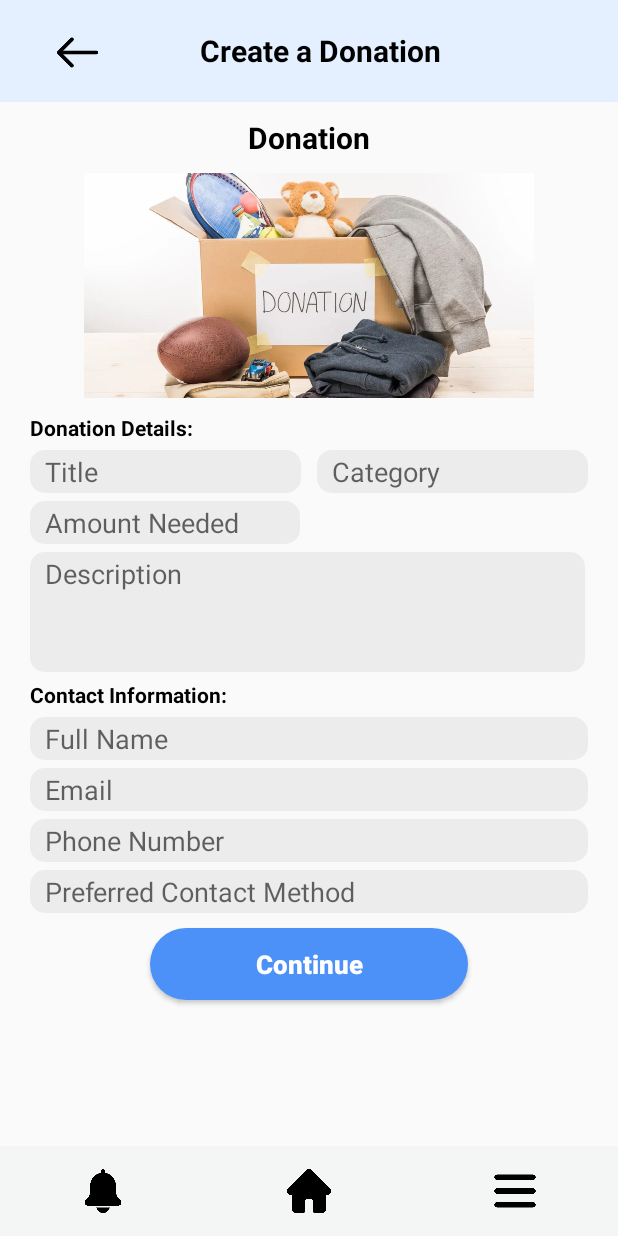
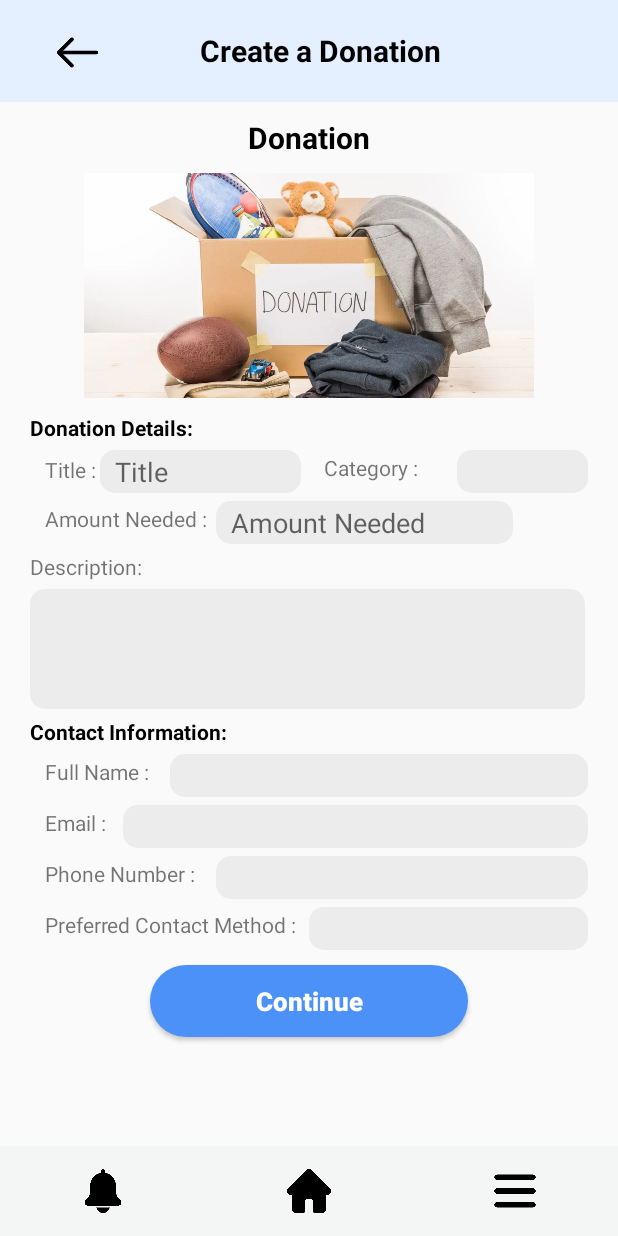
Before and after one commit to nkaesp/HelpingHands, an Android app: the screen it shows after launch (DonationCampaignPostingPageActivity), on a phone screen of 412 x 824 dp. Run offline under Robolectric (Android 15) with nearby library versions, the phone set to English and light mode, and no system bars.

Commit message:
OPORTO posting edited layout

```diff
--- a/app/src/main/res/layout/activity_donation_posting_page.xml
+++ b/app/src/main/res/layout/activity_donation_posting_page.xml
@@ -100,6 +100,22 @@
         android:layout_marginLeft="20dp"
         android:layout_marginRight="20dp">
 
+        <LinearLayout
+            android:layout_width="match_parent"
+            android:layout_height="match_parent"
+            android:orientation="horizontal"
+            android:layout_weight="1">
+
+            <TextView
+                android:layout_width="match_parent"
+                android:layout_height="match_parent"
+                android:text="Title : "
+                android:layout_weight="3"
+                android:paddingTop="2dp"
+                android:paddingBottom="2dp"
+                android:paddingLeft="10dp"
+                android:layout_marginTop="1dp"></TextView>
+
             <EditText
                 android:id="@+id/title"
                 android:layout_width="match_parent"
@@ -108,10 +124,28 @@
                 android:hint="Title"
                 android:layout_marginRight="5dp"
                 android:background="@drawable/bg_radius_ten_gray"
+                android:paddingLeft="10dp"
+                android:paddingTop="2dp"
+                android:paddingBottom="2dp">
+            </EditText>
+
+        </LinearLayout>
+
+    <LinearLayout
+        android:layout_width="match_parent"
+        android:layout_height="match_parent"
+        android:orientation="horizontal"
+        android:layout_weight="1">
+
+        <TextView
+            android:layout_width="match_parent"
+            android:layout_height="match_parent"
+            android:layout_weight="1"
+            android:text="Category :"
             android:paddingTop="2dp"
             android:paddingBottom="2dp"
             android:paddingLeft="10dp">
-        </EditText>
+        </TextView>
 
 
         <EditText
@@ -119,7 +153,6 @@
             android:layout_width="match_parent"
             android:layout_height="match_parent"
             android:layout_weight="1"
-            android:hint="Category"
             android:background="@drawable/bg_radius_ten_gray"
             android:layout_marginLeft="5dp"
             android:paddingTop="2dp"
@@ -129,9 +162,12 @@
 
     </LinearLayout>
 
+
+    </LinearLayout>
+
     <LinearLayout
         android:id="@+id/below_details2"
-        android:layout_width="185dp"
+        android:layout_width="match_parent"
         android:layout_height="wrap_content"
         android:orientation="horizontal"
         android:layout_below="@+id/below_details"
@@ -139,13 +175,25 @@
         android:layout_marginLeft="20dp"
         android:layout_marginRight="20dp">
 
+        <TextView
+            android:layout_width="match_parent"
+            android:layout_height="match_parent"
+            android:layout_weight="2"
+            android:text="Amount Needed : "
+            android:layout_marginRight="5dp"
+            android:paddingTop="2dp"
+            android:paddingBottom="2dp"
+            android:paddingLeft="10dp">
+        </TextView>
+
+
         <EditText
             android:id="@+id/amountNeeded"
             android:layout_width="match_parent"
             android:layout_height="match_parent"
             android:layout_weight="1"
             android:hint="Amount Needed"
-            android:layout_marginRight="5dp"
+            android:layout_marginRight="50dp"
             android:background="@drawable/bg_radius_ten_gray"
             android:paddingTop="2dp"
             android:paddingBottom="2dp"
@@ -155,13 +203,23 @@
 
 
     </LinearLayout>
+
+    <TextView
+        android:id="@+id/descText"
+        android:layout_width="match_parent"
+        android:layout_height="wrap_content"
+        android:text="Description: "
+        android:layout_below="@+id/below_details2"
+        android:layout_marginTop="5dp"
+        android:layout_marginLeft="20dp"
+        android:layout_marginRight="20dp"></TextView>
+
     <EditText
         android:id="@+id/desc"
         android:layout_width="370dp"
         android:layout_height="80dp"
-        android:hint="Description"
         android:background="@drawable/bg_radius_ten_gray"
-        android:layout_below="@id/below_details2"
+        android:layout_below="@id/descText"
         android:layout_marginTop="5dp"
         android:layout_marginLeft="20dp"
         android:paddingTop="2dp"
@@ -197,24 +255,57 @@
         android:layout_marginLeft="20dp"
         android:layout_marginRight="20dp">
 
+        <LinearLayout
+            android:layout_width="match_parent"
+            android:layout_height="match_parent"
+            android:orientation="horizontal">
+
+            <TextView
+                android:layout_width="match_parent"
+                android:layout_height="match_parent"
+                android:layout_weight="3"
+                android:text="Full Name : "
+                android:paddingTop="2dp"
+                android:paddingBottom="2dp"
+                android:paddingLeft="10dp">
+            </TextView>
+
             <EditText
                 android:id="@+id/fullName"
                 android:layout_width="match_parent"
                 android:layout_height="match_parent"
                 android:layout_weight="1"
-            android:hint="Full Name"
                 android:background="@drawable/bg_radius_ten_gray"
                 android:paddingTop="2dp"
                 android:paddingBottom="2dp"
                 android:paddingLeft="10dp">
             </EditText>
 
+
+        </LinearLayout>
+
+
+    <LinearLayout
+        android:layout_width="match_parent"
+        android:layout_height="match_parent"
+        android:orientation="horizontal">
+
+        <TextView
+            android:layout_width="match_parent"
+            android:layout_height="match_parent"
+            android:layout_weight="5"
+            android:text="Email : "
+            android:paddingTop="2dp"
+            android:paddingBottom="2dp"
+            android:paddingLeft="10dp"
+            android:layout_marginTop="5dp">
+        </TextView>
+
         <EditText
             android:id="@+id/email"
             android:layout_width="match_parent"
             android:layout_height="match_parent"
             android:layout_weight="1"
-            android:hint="Email"
             android:background="@drawable/bg_radius_ten_gray"
             android:paddingTop="2dp"
             android:paddingBottom="2dp"
@@ -222,12 +313,32 @@
             android:layout_marginTop="5dp">
         </EditText>
 
+    </LinearLayout>
+
+
+    <LinearLayout
+        android:layout_width="match_parent"
+        android:layout_height="match_parent"
+        android:orientation="horizontal">
+
+
+        <TextView
+            android:layout_width="match_parent"
+            android:layout_height="match_parent"
+            android:layout_weight="2"
+            android:text="Phone Number : "
+            android:paddingTop="2dp"
+            android:paddingBottom="2dp"
+            android:paddingLeft="10dp"
+            android:layout_marginTop="5dp">
+        </TextView>
+
+
         <EditText
             android:id="@+id/phoneNum"
             android:layout_width="match_parent"
             android:layout_height="match_parent"
             android:layout_weight="1"
-            android:hint="Phone Number"
             android:background="@drawable/bg_radius_ten_gray"
             android:paddingTop="2dp"
             android:paddingBottom="2dp"
@@ -235,18 +346,40 @@
             android:layout_marginTop="5dp">
         </EditText>
 
+    </LinearLayout>
+
+    <LinearLayout
+        android:layout_width="match_parent"
+        android:layout_height="match_parent"
+        android:orientation="horizontal">
+
+        <TextView
+            android:layout_width="match_parent"
+            android:layout_height="match_parent"
+            android:layout_weight="1"
+            android:text="Preferred Contact Method : "
+            android:paddingTop="2dp"
+            android:paddingBottom="2dp"
+            android:paddingLeft="10dp"
+            android:layout_marginTop="5dp">
+        </TextView>
+
         <EditText
             android:id="@+id/contactMethod"
             android:layout_width="match_parent"
             android:layout_height="match_parent"
             android:layout_weight="1"
-            android:hint="Preferred Contact Method"
+            android:hint=""
             android:background="@drawable/bg_radius_ten_gray"
             android:paddingTop="2dp"
             android:paddingBottom="2dp"
             android:paddingLeft="10dp"
             android:layout_marginTop="5dp">
         </EditText>
+
+
+    </LinearLayout>
+
 
     </LinearLayout>
 
```
Lines whose indentation alone changed are shown as unchanged.
